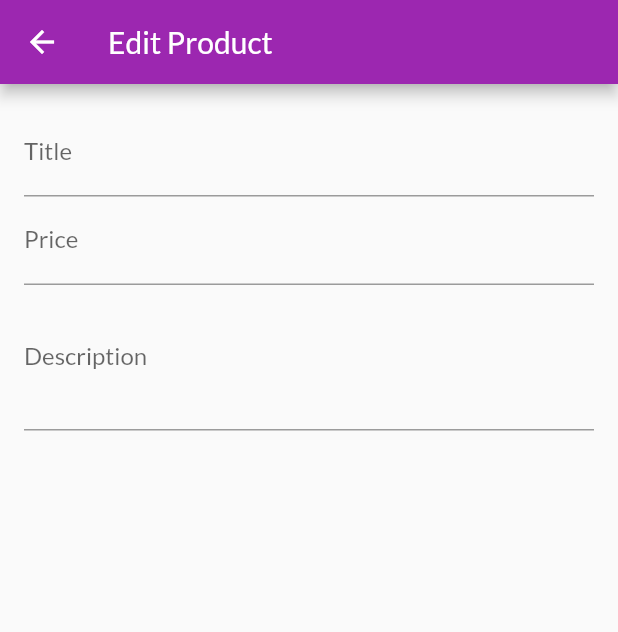
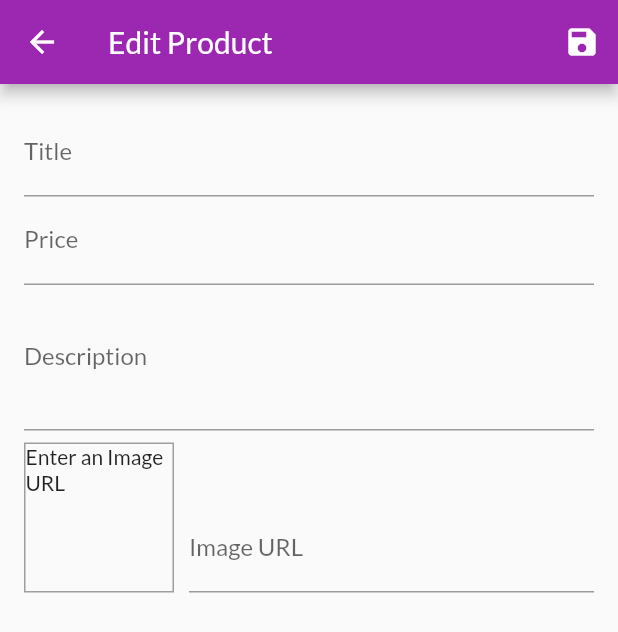
Before and after one commit to Khalid-Alharbi/shop_app, a Flutter app: the EditProductScreen screen opened by its route, on a phone screen of 412 x 824 dp. Shown: the top 632 px of the screen. Run offline on Flutter 3.47's test engine with Material 2 defaults, Android fonts, the phone set to English and light mode, and no system bars; network calls fail.

Commit message:
edit: now we are able to add a new product

```diff
--- a/lib/providers/product.dart
+++ b/lib/providers/product.dart
@@ -1,7 +1,7 @@
 import 'package:flutter/foundation.dart';
 
 class Product with ChangeNotifier {
-  final String id;
+  final String? id;
   final String title;
   final String description;
   final double price;
@@ -21,4 +21,19 @@ class Product with ChangeNotifier {
     isFavorite = !isFavorite;
     notifyListeners();
   }
+
+  Product copyWith({
+    String? id,
+    String? title,
+    String? description,
+    String? imageUrl,
+    double? price,
+  }) {
+    return Product(
+        id: id ?? this.id,
+        title: title ?? this.title,
+        description: description ?? this.description,
+        imageUrl: imageUrl ?? this.imageUrl,
+        price: price ?? this.price);
+  }
 }
--- a/lib/screens/edit_product_screen.dart
+++ b/lib/screens/edit_product_screen.dart
@@ -1,8 +1,11 @@
 import 'package:flutter/material.dart';
+import 'package:provider/provider.dart';
+
+import '../providers/product.dart';
+import '../providers/products.dart';
 
 class EditProductScreen extends StatefulWidget {
   static const routeName = '/edit-product';
-  const EditProductScreen({Key? key}) : super(key: key);
 
   @override
   State<EditProductScreen> createState() => _EditProductScreenState();
@@ -11,12 +14,55 @@ class EditProductScreen extends StatefulWidget {
 class _EditProductScreenState extends State<EditProductScreen> {
   final _priceFocusNode = FocusNode();
   final _descriptionFocusNode = FocusNode();
+  final _imageUrlController = TextEditingController();
+  final _imageUrlFocusNode = FocusNode();
+  final _form = GlobalKey<FormState>();
+  var _editedProduct =
+      Product(id: null, title: '', description: '', price: 0, imageUrl: '');
+
+  @override
+  void initState() {
+    _imageUrlFocusNode.addListener(_updateImageUrl);
+    // TODO: implement initState
+    super.initState();
+  }
+
   @override
   void dispose() {
+    _imageUrlFocusNode.removeListener(_updateImageUrl);
     _priceFocusNode.dispose();
     _descriptionFocusNode.dispose();
+    _imageUrlController.dispose();
+    _imageUrlFocusNode.dispose();
     // TODO: implement dispose
     super.dispose();
+  }
+
+  void _updateImageUrl() {
+    if (!_imageUrlFocusNode.hasFocus) {
+      if ((!_imageUrlController.text.startsWith('http') &&
+              !_imageUrlController.text.startsWith('https')) ||
+          (!_imageUrlController.text.endsWith('.png') &&
+              !_imageUrlController.text.endsWith('.jpg') &&
+              !_imageUrlController.text.endsWith('.jpeg'))) {
+        return;
+      }
+      setState(() {});
+    }
+  }
+
+  void _saveForm() {
+    final isValid = _form.currentState!.validate();
+    if (!isValid) {
+      return;
+    }
+    _form.currentState!.save();
+    Provider.of<Products>(context, listen: false).addProduct(_editedProduct);
+    Navigator.of(context).pop();
+    // print(_editedProduct.title);
+    // print(_editedProduct.description);
+    // print(_editedProduct.price);
+    // print(_editedProduct.imageUrl);
   }
 
   @override
@@ -24,10 +70,17 @@ class _EditProductScreenState extends State<EditProductScreen> {
     return Scaffold(
       appBar: AppBar(
         title: Text('Edit Product'),
+        actions: [
+          IconButton(
+            onPressed: _saveForm,
+            icon: Icon(Icons.save),
+          ),
+        ],
       ),
       body: Padding(
         padding: const EdgeInsets.all(16.0),
         child: Form(
+          key: _form,
           child: ListView(
             children: [
               TextFormField(
@@ -37,6 +90,15 @@ class _EditProductScreenState extends State<EditProductScreen> {
                 textInputAction: TextInputAction.next,
                 onFieldSubmitted: (_) {
                   FocusScope.of(context).requestFocus(_priceFocusNode);
+                },
+                validator: (value) {
+                  if (value!.isEmpty) {
+                    return 'Please Enter a Title';
+                  }
+                  return null;
+                },
+                onSaved: (value) {
+                  _editedProduct = _editedProduct.copyWith(title: value);
                 },
               ),
               TextFormField(
@@ -49,12 +111,97 @@ class _EditProductScreenState extends State<EditProductScreen> {
                 onFieldSubmitted: (_) {
                   FocusScope.of(context).requestFocus(_descriptionFocusNode);
                 },
+                validator: (value) {
+                  if (value!.isEmpty) {
+                    return 'Please Enter a Price.';
+                  }
+                  if (double.tryParse(value) == null) {
+                    return 'Please Enter a vaild Number.';
+                  }
+                  if (double.parse(value) <= 0) {
+                    return 'Please Enter a Number Greater than zero.';
+                  }
+                  return null;
+                },
+                onSaved: (value) {
+                  _editedProduct = _editedProduct.copyWith(
+                    price: double.parse(value!),
+                  );
+                },
               ),
               TextFormField(
                 decoration: InputDecoration(labelText: 'Description'),
                 maxLines: 3,
                 keyboardType: TextInputType.multiline,
                 focusNode: _descriptionFocusNode,
+                validator: (value) {
+                  if (value!.isEmpty) {
+                    return 'Please Enter a description.';
+                  }
+                  if (value.length < 10) {
+                    return 'Should be at least 10 characters long';
+                  }
+                  return null;
+                },
+                onSaved: (value) {
+                  _editedProduct = _editedProduct.copyWith(description: value);
+                },
+              ),
+              Row(
+                crossAxisAlignment: CrossAxisAlignment.end,
+                children: [
+                  Container(
+                    height: 100,
+                    width: 100,
+                    margin: EdgeInsets.only(
+                      top: 8,
+                      right: 10,
+                    ),
+                    decoration: BoxDecoration(
+                      border: Border.all(width: 1, color: Colors.grey),
+                    ),
+                    child: _imageUrlController.text.isEmpty
+                        ? Text('Enter an Image URL')
+                        : FittedBox(
+                            child: Image.network(_imageUrlController.text),
+                            fit: BoxFit.cover,
+                          ),
+                  ),
+                  Expanded(
+                    child: TextFormField(
+                      decoration: InputDecoration(labelText: 'Image URL'),
+                      textInputAction: TextInputAction.done,
+                      keyboardType: TextInputType.url,
+                      controller: _imageUrlController,
+                      focusNode: _imageUrlFocusNode,
+                      onEditingComplete: () {
+                        setState(() {});
+                      },
+                      onFieldSubmitted: (_) {
+                        _saveForm();
+                      },
+                      validator: (value) {
+                        if (value!.isEmpty) {
+                          return 'Please Enter an image Url';
+                        }
+                        if (!value.startsWith('http') &&
+                            !value.startsWith('https')) {
+                          return 'Please Enter a Valid Url';
+                        }
+                        if (!value.endsWith('.png') &&
+                            !value.endsWith('.jpg') &&
+                            !value.endsWith('.jpeg')) {
+                          return 'Please Enter a Valid image Url';
+                        }
+                        return null;
+                      },
+                      onSaved: (value) {
+                        _editedProduct =
+                            _editedProduct.copyWith(imageUrl: value);
+                      },
+                    ),
+                  ),
+                ],
               ),
             ],
           ),
```
Also changed, not shown: lib/providers/products.dart (+10 -2 lines), lib/widgets/product_item.dart (+4 -4 lines).
